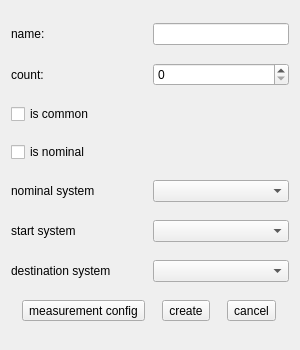
Old version of the form ui/createfeature.ui in the repository OpenIndy/OpenIndy.
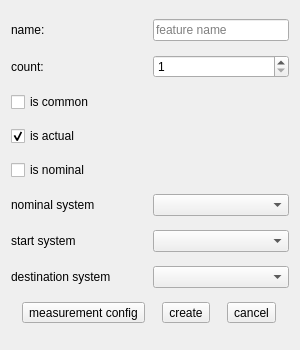
New version of the form.

Commit message: first change for new dialog default settings

Diff of the .ui file:
```diff
--- a/ui/createfeature.ui
+++ b/ui/createfeature.ui
@@ -24,7 +24,11 @@
       </widget>
      </item>
      <item>
-      <widget class="QLineEdit" name="lineEdit_name"/>
+      <widget class="QLineEdit" name="lineEdit_name">
+       <property name="placeholderText">
+        <string>feature name</string>
+       </property>
+      </widget>
      </item>
     </layout>
    </item>
@@ -38,7 +42,14 @@
       </widget>
      </item>
      <item>
-      <widget class="QSpinBox" name="spinBox_count"/>
+      <widget class="QSpinBox" name="spinBox_count">
+       <property name="minimum">
+        <number>1</number>
+       </property>
+       <property name="maximum">
+        <number>1000</number>
+       </property>
+      </widget>
      </item>
     </layout>
    </item>
@@ -50,7 +61,17 @@
     </widget>
    </item>
    <item>
-    <widget class="QCheckBox" name="checkBox_actualNominal">
+    <widget class="QCheckBox" name="checkBox_Actual">
+     <property name="text">
+      <string>is actual</string>
+     </property>
+     <property name="checked">
+      <bool>true</bool>
+     </property>
+    </widget>
+   </item>
+   <item>
+    <widget class="QCheckBox" name="checkBox_Nominal">
      <property name="text">
       <string>is nominal</string>
      </property>
```
The commit also changes 2 other files.
